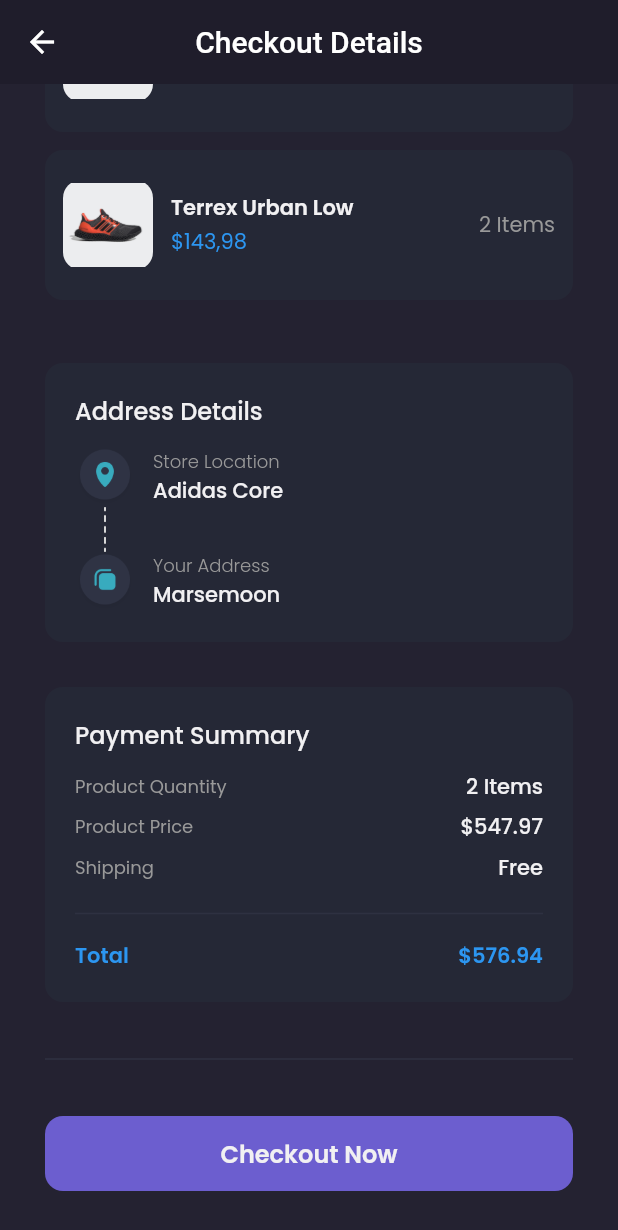
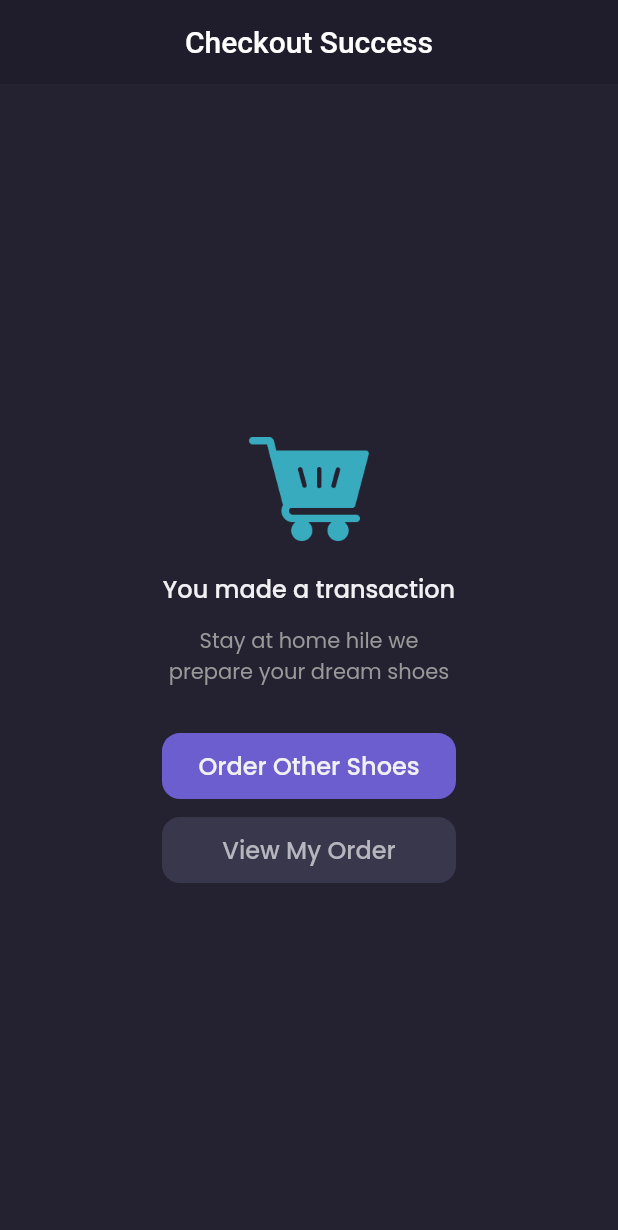
Before and after one commit to depri11/flutter_shamo, a Flutter app: the CheckoutPage screen opened by its route, scrolled down 134 dp, after a tap on "Checkout Now", on a phone screen of 412 x 824 dp. Shown: the top 1230 px of the screen. Run offline on Flutter 3.47's test engine with Material 2 defaults, Android fonts, the phone set to English and light mode, and no system bars; our stand-ins replace carousel_slider, google_fonts.

Commit message:
payment success

```diff
--- a/lib/main.dart
+++ b/lib/main.dart
@@ -1,6 +1,7 @@
 import 'package:flutter/material.dart';
 import 'package:shamo/pages/cart_page.dart';
 import 'package:shamo/pages/checkout_page.dart';
+import 'package:shamo/pages/checkout_success.dart';
 import 'package:shamo/pages/detail_chat_page.dart';
 import 'package:shamo/pages/edit_profile_page.dart';
 import 'package:shamo/pages/home/main_page.dart';
@@ -27,6 +28,7 @@ class MyApp extends StatelessWidget {
         '/product': (context) => ProductPage(),
         '/cart': (context) => CartPage(),
         '/checkout': (context) => CheckoutPage(),
+        '/checkout-success': (context) => CheckoutSuccessPage(),
       },
     );
   }
--- a/lib/pages/checkout_page.dart
+++ b/lib/pages/checkout_page.dart
@@ -256,7 +256,10 @@ class CheckoutPage extends StatelessWidget {
               vertical: defaultMargin,
             ),
             child: TextButton(
-              onPressed: () {},
+              onPressed: () {
+                Navigator.pushNamedAndRemoveUntil(
+                    context, '/checkout-success', (route) => false);
+              },
               style: TextButton.styleFrom(
                 backgroundColor: primaryColor,
                 shape: RoundedRectangleBorder(
--- /dev/null
+++ b/lib/pages/checkout_success.dart
@@ -0,0 +1,103 @@
+import 'package:flutter/material.dart';
+import 'package:shamo/theme.dart';
+
+class CheckoutSuccessPage extends StatelessWidget {
+  @override
+  Widget build(BuildContext context) {
+    PreferredSizeWidget header() {
+      return AppBar(
+        backgroundColor: backgroundColor1,
+        centerTitle: true,
+        elevation: 0,
+        title: Text('Checkout Success'),
+      );
+    }
+
+    Widget content() {
+      return Center(
+        child: Column(
+          mainAxisAlignment: MainAxisAlignment.center,
+          children: [
+            Image.asset(
+              'assets/icon_empty_cart.png',
+              width: 80,
+            ),
+            SizedBox(
+              height: 20,
+            ),
+            Text(
+              'You made a transaction',
+              style: primaryTextStyle.copyWith(
+                fontSize: 16,
+                fontWeight: medium,
+              ),
+            ),
+            SizedBox(
+              height: 12,
+            ),
+            Text(
+              'Stay at home hile we\nprepare your dream shoes',
+              style: secondaryTextStyle,
+              textAlign: TextAlign.center,
+            ),
+            Container(
+              width: 196,
+              height: 44,
+              margin: EdgeInsets.only(
+                top: defaultMargin,
+              ),
+              child: TextButton(
+                onPressed: () {},
+                style: TextButton.styleFrom(
+                    backgroundColor: primaryColor,
+                    shape: RoundedRectangleBorder(
+                      borderRadius: BorderRadius.circular(12),
+                    )),
+                child: Text(
+                  'Order Other Shoes',
+                  style: primaryTextStyle.copyWith(
+                    fontSize: 16,
+                    fontWeight: medium,
+                  ),
+                ),
+              ),
+            ),
+            Container(
+              width: 196,
+              height: 44,
+              margin: EdgeInsets.only(
+                top: 12,
+              ),
+              child: TextButton(
+                onPressed: () {
+                  Navigator.pushNamedAndRemoveUntil(
+                      context, '/home', (route) => false);
+                },
+                style: TextButton.styleFrom(
+                  backgroundColor: Color(0xff39374B),
+                  shape: RoundedRectangleBorder(
+                    borderRadius: BorderRadius.circular(12),
+                  ),
+                ),
+                child: Text(
+                  'View My Order',
+                  style: primaryTextStyle.copyWith(
+                    fontSize: 16,
+                    color: Color(0xffB7B6BF),
+                    fontWeight: medium,
+                  ),
+                ),
+              ),
+            ),
+          ],
+        ),
+      );
+    }
+
+    return Scaffold(
+      backgroundColor: backgroundColor3,
+      appBar: header(),
+      body: content(),
+    );
+  }
+}
```
